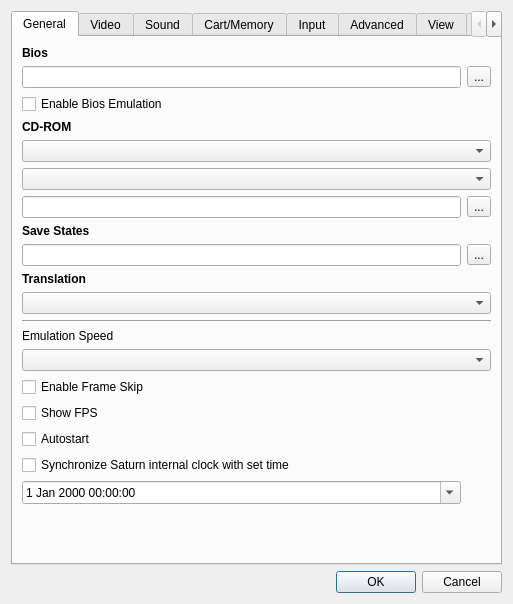
Qt form yabause/src/qt/ui/UISettings.ui (Yabause/yabause) before a commit.
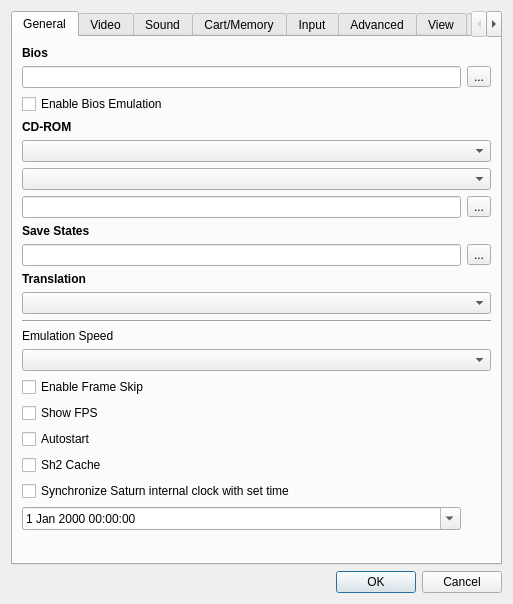
The same form after that commit. Custom widgets are drawn as their Qt base class.

Commit message:
Enable/Disable SH2 Cache
# Conflicts:
#	yabause/src/android/jni/yui.cpp

Diff of the .ui file:
```diff
--- a/yabause/src/qt/ui/UISettings.ui
+++ b/yabause/src/qt/ui/UISettings.ui
@@ -206,6 +206,13 @@
        <item row="16" column="0" colspan="2">
         <widget class="QComboBox" name="cbEmulationSpeed"/>
        </item>
+       <item row="22" column="0">
+        <widget class="QCheckBox" name="cbSh2Cache">
+         <property name="text">
+          <string>Sh2 Cache</string>
+         </property>
+        </widget>
+       </item>
       </layout>
      </widget>
      <widget class="QWidget" name="wVideo">
```
Left out of the diff: 2 changed lines with no effect on the pictures. The commit also changes 15 other files.
